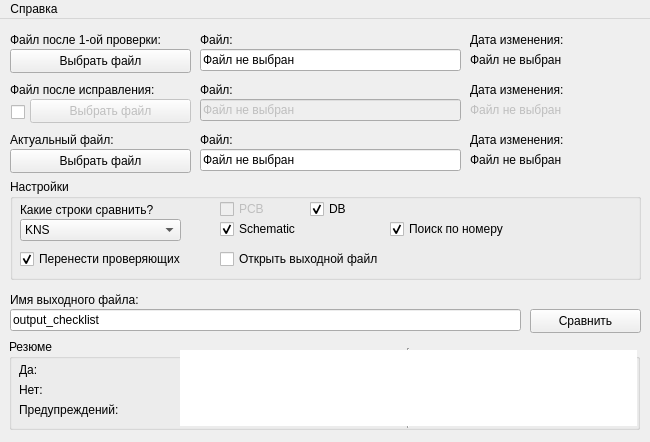
This is form.ui in nekriS/checklistscompare as Qt 5 draws it before an edit. The edited form follows.
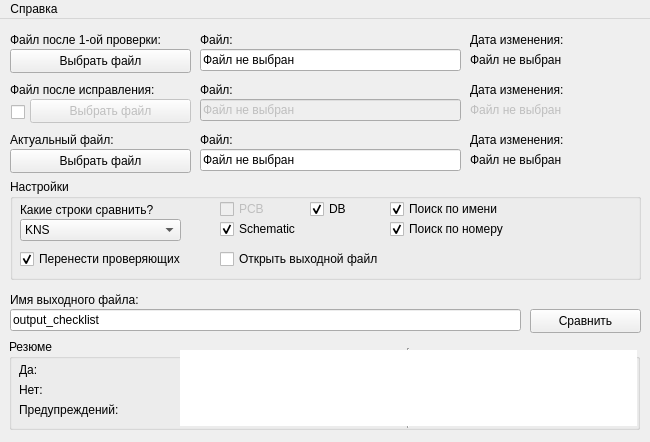
This is the edited form.

Diff of the .ui file:
```diff
--- a/form.ui
+++ b/form.ui
@@ -488,6 +488,31 @@
       <bool>false</bool>
      </property>
     </widget>
+    <widget class="QCheckBox" name="find_row_2">
+     <property name="geometry">
+      <rect>
+       <x>380</x>
+       <y>20</y>
+       <width>151</width>
+       <height>20</height>
+      </rect>
+     </property>
+     <property name="toolTip">
+      <string>&lt;html&gt;&lt;head/&gt;&lt;body&gt;&lt;p&gt;&lt;span style=&quot; font-weight:700;&quot;&gt;Работает только для листов распиновки!&lt;/span&gt;&lt;br/&gt;Полезно, если пины на листах разных файлов идут в разном порядке. Активириует поиск по номеру пина.&lt;/p&gt;&lt;/body&gt;&lt;/html&gt;</string>
+     </property>
+     <property name="statusTip">
+      <string/>
+     </property>
+     <property name="whatsThis">
+      <string/>
+     </property>
+     <property name="text">
+      <string>Поиск по имени</string>
+     </property>
+     <property name="checked">
+      <bool>true</bool>
+     </property>
+    </widget>
    </widget>
    <widget class="QPushButton" name="Compare">
     <property name="geometry">
```
Left out of the diff: 6 changed lines with no effect on the pictures.
